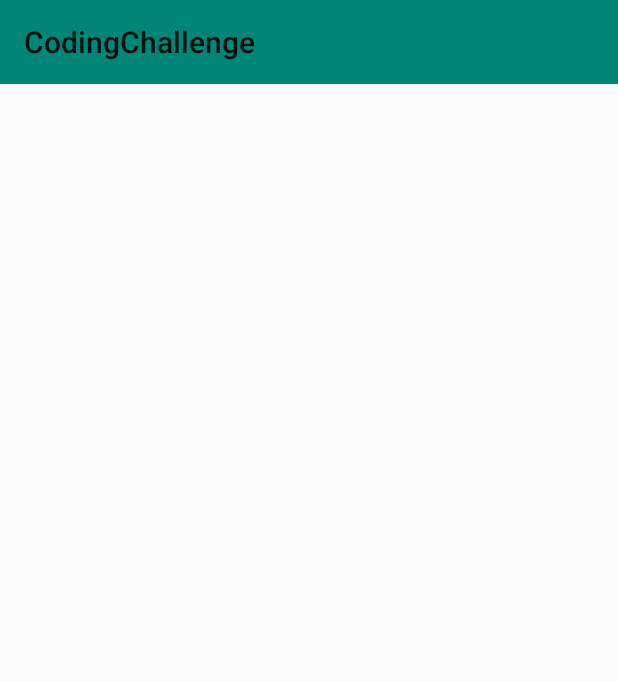
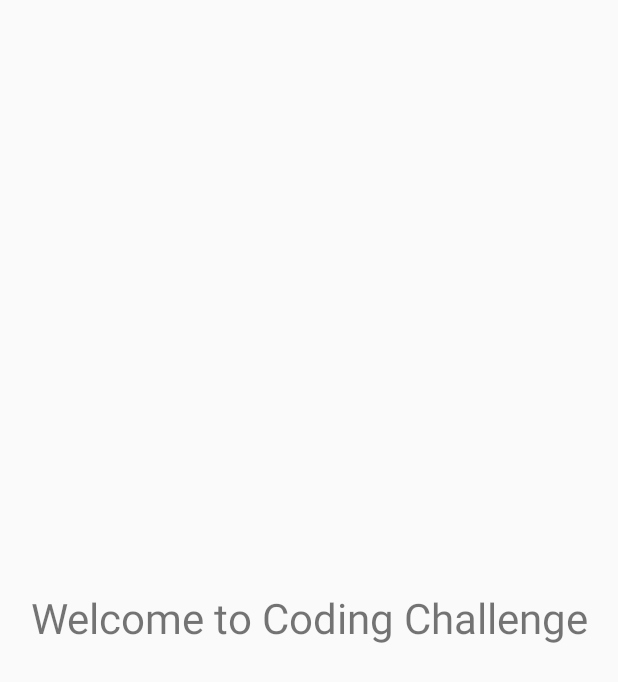
Before and after one commit to shubhambansal/CodingChallenge, an Android app: the screen it shows after launch (MainActivity before the commit, StartActivity after it), on a phone screen of 412 x 824 dp. Shown: the top 682 px of the screen. Run offline under Robolectric (Android 15) with nearby library versions, the phone set to English and light mode, and no system bars; our stand-ins replace RxJava; 5 statements that could not run were skipped.

```diff
--- a/app/src/main/AndroidManifest.xml
+++ b/app/src/main/AndroidManifest.xml
@@ -2,7 +2,10 @@
 <manifest xmlns:android="http://schemas.android.com/apk/res/android"
           package="com.mobile.codingchallenge">
 
+    <uses-permission android:name="android.permission.INTERNET"/>
+
     <application
+            android:name=".MyApplication"
             android:allowBackup="true"
             android:icon="@mipmap/ic_launcher"
             android:label="@string/app_name"
@@ -10,7 +13,7 @@
             android:supportsRtl="true"
             android:theme="@style/AppTheme">
         <activity
-                android:name=".MainActivity"
+                android:name=".ui.StartActivity"
                 android:label="@string/app_name"
                 android:theme="@style/AppTheme.NoActionBar">
             <intent-filter>
--- a/app/src/main/java/com/mobile/codingchallenge/MainActivity.kt
+++ /dev/null
@@ -1,18 +0,0 @@
-package com.mobile.codingchallenge
-
-import android.os.Bundle
-import com.google.android.material.snackbar.Snackbar
-import androidx.appcompat.app.AppCompatActivity;
-import android.view.Menu
-import android.view.MenuItem
-
-import kotlinx.android.synthetic.main.activity_main.*
-
-class MainActivity : AppCompatActivity() {
-
-    override fun onCreate(savedInstanceState: Bundle?) {
-        super.onCreate(savedInstanceState)
-        setContentView(R.layout.activity_main)
-        setSupportActionBar(toolbar)
-    }
-}
--- /dev/null
+++ b/app/src/main/java/com/mobile/codingchallenge/MyApplication.kt
@@ -0,0 +1,19 @@
+package com.mobile.codingchallenge
+
+import android.app.Application
+import com.mobile.codingchallenge.di.ApplicationModule
+import com.mobile.codingchallenge.di.DaggerApplicationComponent
+import com.mobile.codingchallenge.di.RetrofitModule
+
+class MyApplication : Application() {
+
+    override fun onCreate() {
+        super.onCreate()
+
+        DaggerApplicationComponent.builder()
+            .networkModule(RetrofitModule)
+            .applicationModule(ApplicationModule(this))
+            .build()
+    }
+
+}
--- /dev/null
+++ b/app/src/main/java/com/mobile/codingchallenge/data/ApiService.kt
@@ -0,0 +1,13 @@
+package com.mobile.codingchallenge.data
+
+import com.mobile.codingchallenge.data.model.ConfigResponse
+import io.reactivex.Single
+import retrofit2.http.GET
+import retrofit2.http.Query
+
+interface ApiService {
+
+    @GET("/3/configuration")
+    fun getConfig(@Query("api_key") apiKey: String): Single<ConfigResponse>
+
+}
--- /dev/null
+++ b/app/src/main/java/com/mobile/codingchallenge/data/model/ConfigResponse.kt
@@ -0,0 +1,3 @@
+package com.mobile.codingchallenge.data.model
+
+data class ConfigResponse(val images: Images)
--- /dev/null
+++ b/app/src/main/java/com/mobile/codingchallenge/di/ApplicationComponent.kt
@@ -0,0 +1,26 @@
+package com.mobile.codingchallenge.di
+
+import com.mobile.codingchallenge.MyApplication
+import com.mobile.codingchallenge.ui.StartActivityViewModel
+import dagger.Component
+import javax.inject.Singleton
+
+@Singleton
+@Component(modules = [ApplicationModule::class, RetrofitModule::class])
+interface ApplicationComponent {
+
+    fun inject(app: MyApplication)
+
+    fun inject(startActivityViewModel: StartActivityViewModel)
+
+    @Component.Builder
+    interface Builder{
+
+        fun build() : ApplicationComponent
+
+        fun networkModule(retrofitModule: RetrofitModule) : Builder
+
+        fun applicationModule(applicationModule: ApplicationModule) : Builder
+    }
+
+}
--- /dev/null
+++ b/app/src/main/java/com/mobile/codingchallenge/ui/BaseViewModel.kt
@@ -0,0 +1,28 @@
+package com.mobile.codingchallenge.ui
+
+import androidx.lifecycle.MutableLiveData
+import androidx.lifecycle.ViewModel
+import com.mobile.codingchallenge.di.ApplicationComponent
+import com.mobile.codingchallenge.di.DaggerApplicationComponent
+import com.mobile.codingchallenge.di.RetrofitModule
+
+abstract class BaseViewModel : ViewModel(){
+
+    // State to show-hide progress bar
+    val progressBarState = MutableLiveData<Boolean>()
+
+    private val injector: ApplicationComponent = DaggerApplicationComponent.builder()
+        .networkModule(RetrofitModule)
+        .build()
+
+
+    init {
+        inject()
+    }
+
+    private fun inject(){
+        when(this){
+            is StartActivityViewModel -> injector.inject(this)
+        }
+    }
+}
--- /dev/null
+++ b/app/src/main/java/com/mobile/codingchallenge/ui/StartActivity.kt
@@ -0,0 +1,32 @@
+package com.mobile.codingchallenge.ui
+
+import android.os.Bundle
+import android.view.View
+import androidx.appcompat.app.AppCompatActivity;
+import androidx.lifecycle.Observer
+import androidx.lifecycle.ViewModelProviders
+import com.mobile.codingchallenge.R
+
+import kotlinx.android.synthetic.main.start_activity_layout.*
+
+class StartActivity : AppCompatActivity() {
+
+    private lateinit var viewModel: StartActivityViewModel
+
+    override fun onCreate(savedInstanceState: Bundle?) {
+        super.onCreate(savedInstanceState)
+        setContentView(R.layout.start_activity_layout)
+
+        viewModel = ViewModelProviders.of(this).get(StartActivityViewModel::class.java)
+        initObservers()
+    }
+
+
+    private fun initObservers() {
+
+        viewModel.progressBarState.observe(this, Observer { value ->
+            progress_bar.visibility = if (value) View.VISIBLE else View.GONE
+        })
+    }
+
+}
--- /dev/null
+++ b/app/src/main/res/layout/start_activity_layout.xml
@@ -0,0 +1,30 @@
+<?xml version="1.0" encoding="utf-8"?>
+<LinearLayout
+        xmlns:android="http://schemas.android.com/apk/res/android"
+        xmlns:app="http://schemas.android.com/apk/res-auto"
+        xmlns:tools="http://schemas.android.com/tools"
+        android:layout_width="match_parent"
+        android:layout_height="match_parent"
+        android:orientation="vertical"
+        android:gravity="center_vertical"
+        tools:context=".ui.StartActivity">
+
+
+    <TextView android:layout_width="match_parent"
+              android:layout_height="wrap_content"
+              android:textSize="28sp"
+              android:gravity="center_horizontal"
+              android:text="@string/text_welcome"/>
+
+
+    <ProgressBar
+            android:id="@+id/progress_bar"
+            android:layout_width="wrap_content"
+            android:layout_height="wrap_content"
+            tools:visibility="visible"
+            android:visibility="gone"
+            android:layout_marginTop="10dp"
+            android:layout_gravity="center_horizontal"/>
+
+
+</LinearLayout>
--- a/app/src/main/res/menu/menu_main.xml
+++ b/app/src/main/res/menu/menu_main.xml
@@ -1,7 +1,7 @@
 <menu xmlns:android="http://schemas.android.com/apk/res/android"
       xmlns:app="http://schemas.android.com/apk/res-auto"
       xmlns:tools="http://schemas.android.com/tools"
-      tools:context="com.mobile.codingchallenge.MainActivity">
+      tools:context="com.mobile.codingchallenge.ui.StartActivity">
     <item android:id="@+id/action_settings"
           android:title="@string/action_settings"
           android:orderInCategory="100"
--- a/app/src/main/res/values/strings.xml
+++ b/app/src/main/res/values/strings.xml
@@ -1,4 +1,5 @@
 <resources>
     <string name="app_name">CodingChallenge</string>
     <string name="action_settings">Settings</string>
+    <string name="text_welcome">Welcome to Coding Challenge</string>
 </resources>
```
Also changed, not shown: app/build.gradle (+47 -4 lines), app/src/main/java/com/mobile/codingchallenge/data/model/Images.kt (added, +13 -0 lines), app/src/main/java/com/mobile/codingchallenge/di/ApplicationModule.kt (added, +23 -0 lines), app/src/main/java/com/mobile/codingchallenge/di/RetrofitModule.kt (added, +55 -0 lines), app/src/main/java/com/mobile/codingchallenge/ui/StartActivityViewModel.kt (added, +56 -0 lines), app/src/main/res/layout/activity_main.xml (+9 -1 lines).
